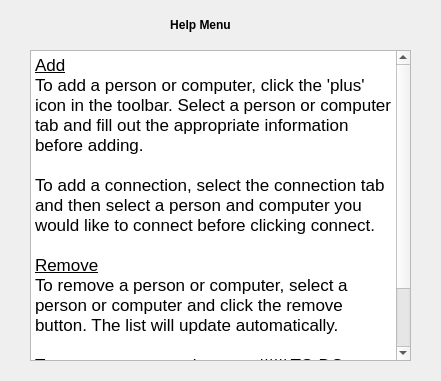
The window that helpscreen.ui (Fanarito/VLN1) describes before a commit, drawn with Qt 5.
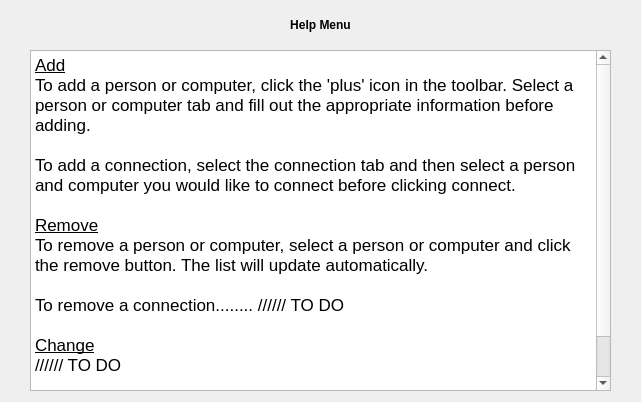
The same window after the commit.

Commit message: Info instructions added in mainwindow

What changed in the file:
```diff
--- a/helpscreen.ui
+++ b/helpscreen.ui
@@ -6,8 +6,8 @@
    <rect>
     <x>0</x>
     <y>0</y>
-    <width>441</width>
-    <height>381</height>
+    <width>641</width>
+    <height>402</height>
    </rect>
   </property>
   <property name="windowTitle">
@@ -18,7 +18,7 @@
     <rect>
      <x>30</x>
      <y>10</y>
-     <width>341</width>
+     <width>581</width>
      <height>31</height>
     </rect>
    </property>
@@ -31,8 +31,8 @@
     <rect>
      <x>30</x>
      <y>50</y>
-     <width>381</width>
-     <height>311</height>
+     <width>581</width>
+     <height>341</height>
     </rect>
    </property>
    <property name="html">
@@ -51,7 +51,10 @@
 &lt;p style=&quot; margin-top:0px; margin-bottom:0px; margin-left:0px; margin-right:0px; -qt-block-indent:0; text-indent:0px;&quot;&gt;To remove a connection........ ////// TO DO &lt;/p&gt;
 &lt;p style=&quot;-qt-paragraph-type:empty; margin-top:0px; margin-bottom:0px; margin-left:0px; margin-right:0px; -qt-block-indent:0; text-indent:0px;&quot;&gt;&lt;br /&gt;&lt;/p&gt;
 &lt;p style=&quot; margin-top:0px; margin-bottom:0px; margin-left:0px; margin-right:0px; -qt-block-indent:0; text-indent:0px;&quot;&gt;&lt;span style=&quot; text-decoration: underline;&quot;&gt;Change&lt;/span&gt;&lt;/p&gt;
-&lt;p style=&quot; margin-top:0px; margin-bottom:0px; margin-left:0px; margin-right:0px; -qt-block-indent:0; text-indent:0px;&quot;&gt;////// TO DO&lt;/p&gt;&lt;/body&gt;&lt;/html&gt;</string>
+&lt;p style=&quot; margin-top:0px; margin-bottom:0px; margin-left:0px; margin-right:0px; -qt-block-indent:0; text-indent:0px;&quot;&gt;////// TO DO&lt;/p&gt;
+&lt;p style=&quot;-qt-paragraph-type:empty; margin-top:0px; margin-bottom:0px; margin-left:0px; margin-right:0px; -qt-block-indent:0; text-indent:0px;&quot;&gt;&lt;br /&gt;&lt;/p&gt;
+&lt;p style=&quot; margin-top:0px; margin-bottom:0px; margin-left:0px; margin-right:0px; -qt-block-indent:0; text-indent:0px;&quot;&gt;&lt;span style=&quot; text-decoration: underline;&quot;&gt;Info&lt;/span&gt;&lt;/p&gt;
+&lt;p style=&quot; margin-top:0px; margin-bottom:0px; margin-left:0px; margin-right:0px; -qt-block-indent:0; text-indent:0px;&quot;&gt;To view information, double click a person or computer in the list. &lt;/p&gt;&lt;/body&gt;&lt;/html&gt;</string>
    </property>
   </widget>
  </widget>
```
The commit also changes 1 other file.
